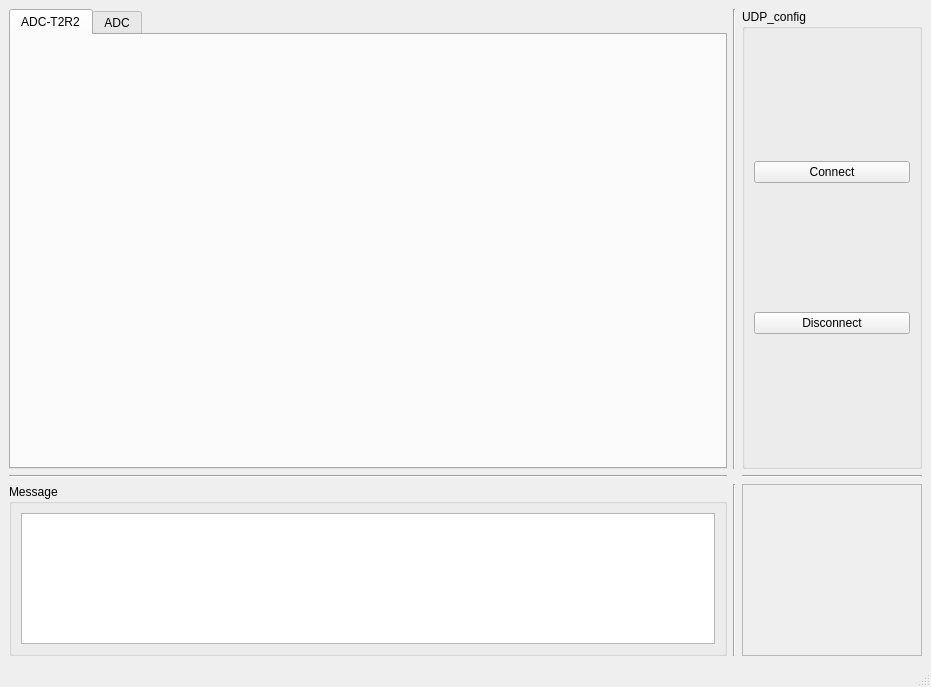
Before: the Qt Designer form Radar_UDP.ui in CruzeOliver/Andar_Radar_UDP, drawn with Qt 5.
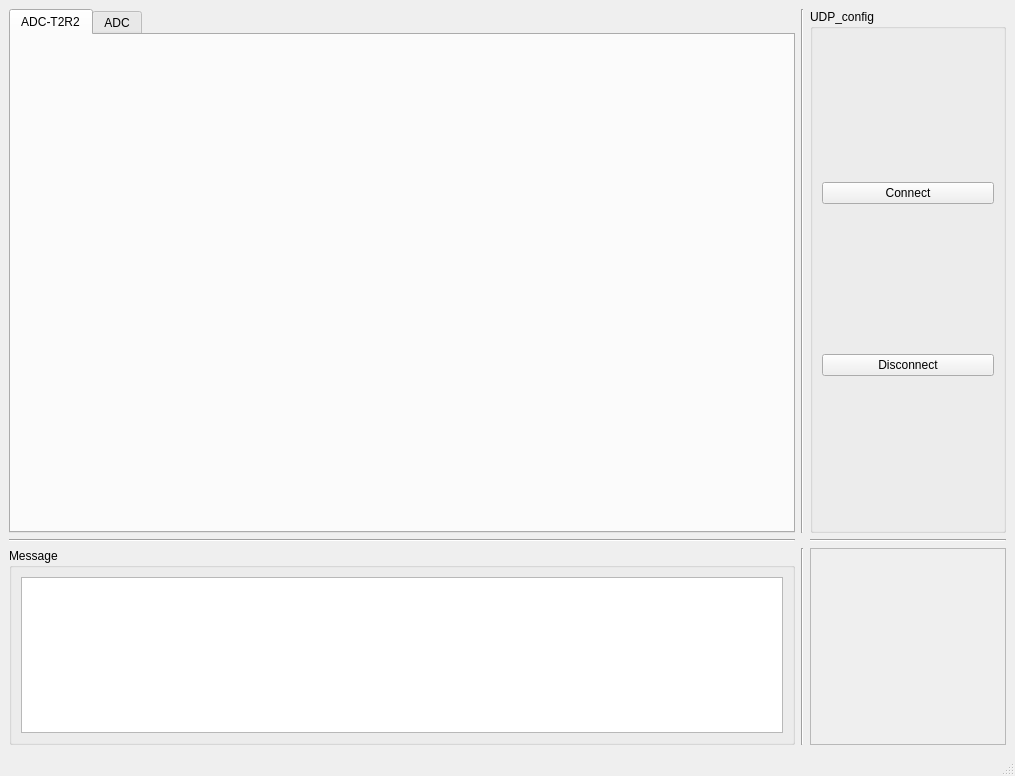
After: the same form once the commit is applied.

```diff
--- a/Radar_UDP.ui
+++ b/Radar_UDP.ui
@@ -6,8 +6,8 @@
    <rect>
     <x>0</x>
     <y>0</y>
-    <width>931</width>
-    <height>687</height>
+    <width>1015</width>
+    <height>776</height>
    </rect>
   </property>
   <property name="windowTitle">
@@ -120,16 +120,44 @@
        </attribute>
        <layout class="QGridLayout" name="gridLayout_2">
         <item row="0" column="1">
-         <widget class="QWidget" name="widget_tx0rx1" native="true"/>
+         <widget class="QWidget" name="widget_tx0rx1" native="true">
+          <property name="sizePolicy">
+           <sizepolicy hsizetype="Expanding" vsizetype="Expanding">
+            <horstretch>0</horstretch>
+            <verstretch>0</verstretch>
+           </sizepolicy>
+          </property>
+         </widget>
         </item>
         <item row="1" column="0">
-         <widget class="QWidget" name="widget_tx1rx0" native="true"/>
+         <widget class="QWidget" name="widget_tx1rx0" native="true">
+          <property name="sizePolicy">
+           <sizepolicy hsizetype="Expanding" vsizetype="Expanding">
+            <horstretch>0</horstretch>
+            <verstretch>0</verstretch>
+           </sizepolicy>
+          </property>
+         </widget>
         </item>
         <item row="1" column="1">
-         <widget class="QWidget" name="widget_tx1rx1" native="true"/>
+         <widget class="QWidget" name="widget_tx1rx1" native="true">
+          <property name="sizePolicy">
+           <sizepolicy hsizetype="Expanding" vsizetype="Expanding">
+            <horstretch>0</horstretch>
+            <verstretch>0</verstretch>
+           </sizepolicy>
+          </property>
+         </widget>
         </item>
         <item row="0" column="0">
-         <widget class="QWidget" name="widget_tx0rx0" native="true"/>
+         <widget class="QWidget" name="widget_tx0rx0" native="true">
+          <property name="sizePolicy">
+           <sizepolicy hsizetype="Expanding" vsizetype="Expanding">
+            <horstretch>0</horstretch>
+            <verstretch>0</verstretch>
+           </sizepolicy>
+          </property>
+         </widget>
         </item>
        </layout>
       </widget>
```
Left out of the diff: 2 changed lines with no effect on the pictures.
